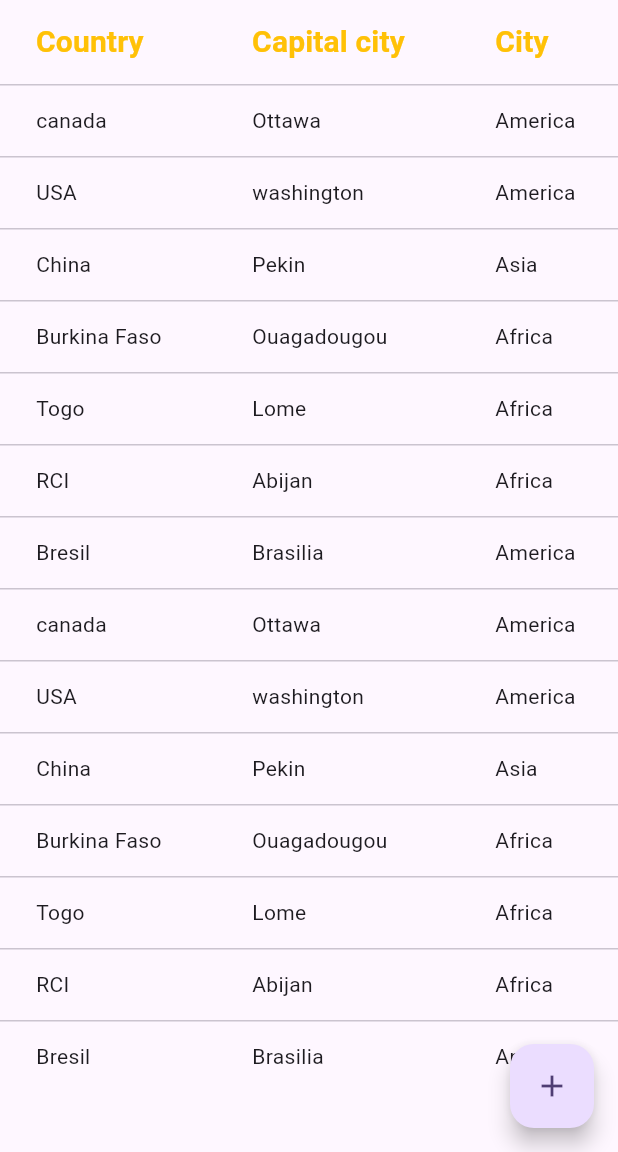
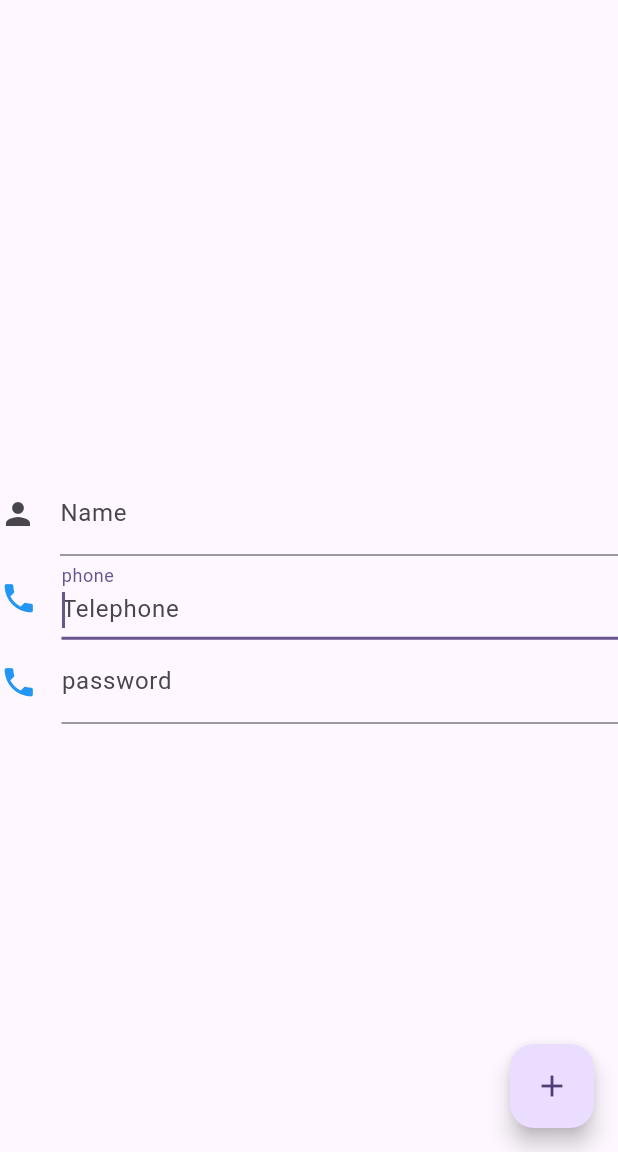
Before and after one commit to fanetech/flutter_three, a Flutter app: the screen it shows after launch, on a phone screen of 412 x 824 dp, the part 84-1236 px from its top. Run offline on Flutter 3.47's test engine with Material 2 defaults, Android fonts, the phone set to English and light mode, and no system bars.

```diff
--- a/lib/main.dart
+++ b/lib/main.dart
@@ -35,13 +35,8 @@ class MyHomePage extends StatefulWidget {
 
 class _MyHomePageState extends State<MyHomePage> {
   int _counter = 0;
-  List<Geo> geos = [];
-
-  @override
-  void initState() {
-    geos = Geo.getGeo();
-    super.initState();
-  }
+  var name = '';
+  var value = '';
 
   void _incrementCounter() {
     setState(() {
@@ -49,36 +44,16 @@ class _MyHomePageState extends State<MyHomePage> {
     });
   }
 
-  DataTable dataTab() {
-    return DataTable(
-      columns: [
-        DataColumn(
-            label: Text(
-          "Country",
-          style: TextStyle(
-              color: Colors.amber, fontWeight: FontWeight.bold, fontSize: 20),
-        )),
-        DataColumn(
-            label: Text(
-          "Capital city",
-          style: TextStyle(
-              color: Colors.amber, fontWeight: FontWeight.bold, fontSize: 20),
-        )),
-        DataColumn(
-            label: Text(
-          "City",
-          style: TextStyle(
-              color: Colors.amber, fontWeight: FontWeight.bold, fontSize: 20),
-        )),
-      ],
-      rows: geos
-          .map((geo) => DataRow(cells: [
-                DataCell(Text(geo.country)),
-                DataCell(Text(geo.capital)),
-                DataCell(Text(geo.city)),
-              ]))
-          .toList(),
-    );
+  void submit(String a) {
+    setState(() {
+      value = 'Envoyé';
+    });
+  }
+
+  void change(String val) {
+    setState(() {
+      name = val;
+    });
   }
 
   @override
@@ -89,9 +64,58 @@ class _MyHomePageState extends State<MyHomePage> {
         title: Text(widget.title),
       ),
       body: Center(
-          child: ListView(
+          child: Column(
+        mainAxisAlignment: MainAxisAlignment.center,
         children: [
-          dataTab(),
+          Text(
+            value,
+            style: TextStyle(fontSize: 20, color: Colors.deepPurple),
+            textAlign: TextAlign.center,
+          ),
+          TextField(
+            decoration: const InputDecoration(
+              label: Text('Name'),
+              hintText: 'Enter your name',
+              icon: Icon(Icons.person),
+            ),
+            keyboardType: TextInputType.text,
+            autocorrect: true,
+            onChanged: change,
+            onSubmitted: submit,
+          ),
+          TextField(
+            decoration: const InputDecoration(
+              labelText: "phone",
+              hintText: "Telephone",
+              icon: Icon(
+                Icons.phone,
+                color: Colors.blue,
+                size: 25,
+              ),
+            ),
+            keyboardType: TextInputType.number,
+            onChanged: change,
+            onSubmitted: submit,
+            autofocus: true,
+            autocorrect: true,
+          ),
+          TextField(
+            decoration: const InputDecoration(
+              labelText: "password",
+              hintText: "password",
+              icon: Icon(
+                Icons.phone,
+                color: Colors.blue,
+                size: 25,
+              ),
+            ),
+            keyboardType: TextInputType.text,
+            obscureText: true,
+            onChanged: change,
+            onSubmitted: submit,
+            autofocus: true,
+            autocorrect: true,
+          ),
         ],
       )),
       floatingActionButton: FloatingActionButton(
@@ -102,30 +126,3 @@ class _MyHomePageState extends State<MyHomePage> {
     );
   }
 }
-
-class Geo {
-  String country;
-  String capital;
-  String city;
-
-  Geo(this.country, this.capital, this.city);
-
-  static List<Geo> getGeo() {
-    return <Geo>[
-      Geo('canada', 'Ottawa', 'America'),
-      Geo('USA', 'washington', 'America'),
-      Geo('China', 'Pekin', 'Asia'),
-      Geo('Burkina Faso', 'Ouagadougou', 'Africa'),
-      Geo('Togo', 'Lome', 'Africa'),
-      Geo('RCI', 'Abijan', 'Africa'),
-      Geo('Bresil', 'Brasilia', 'America'),
-      Geo('canada', 'Ottawa', 'America'),
-      Geo('USA', 'washington', 'America'),
-      Geo('China', 'Pekin', 'Asia'),
-      Geo('Burkina Faso', 'Ouagadougou', 'Africa'),
-      Geo('Togo', 'Lome', 'Africa'),
-      Geo('RCI', 'Abijan', 'Africa'),
-      Geo('Bresil', 'Brasilia', 'America'),
-    ];
-  }
-}
```
